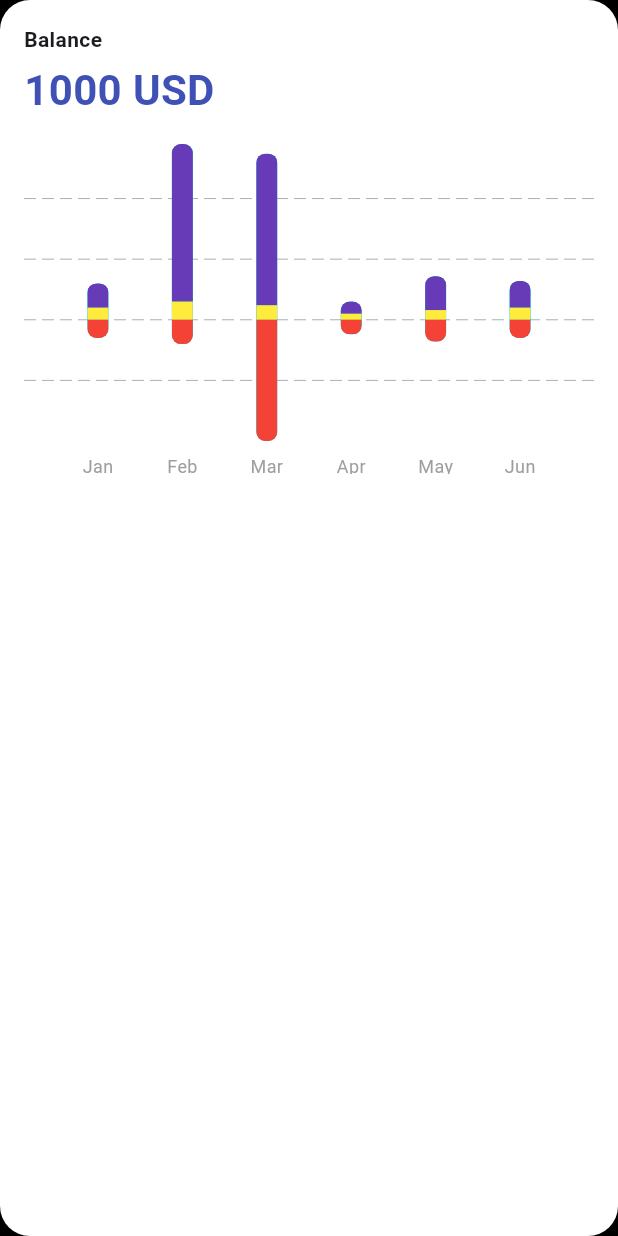
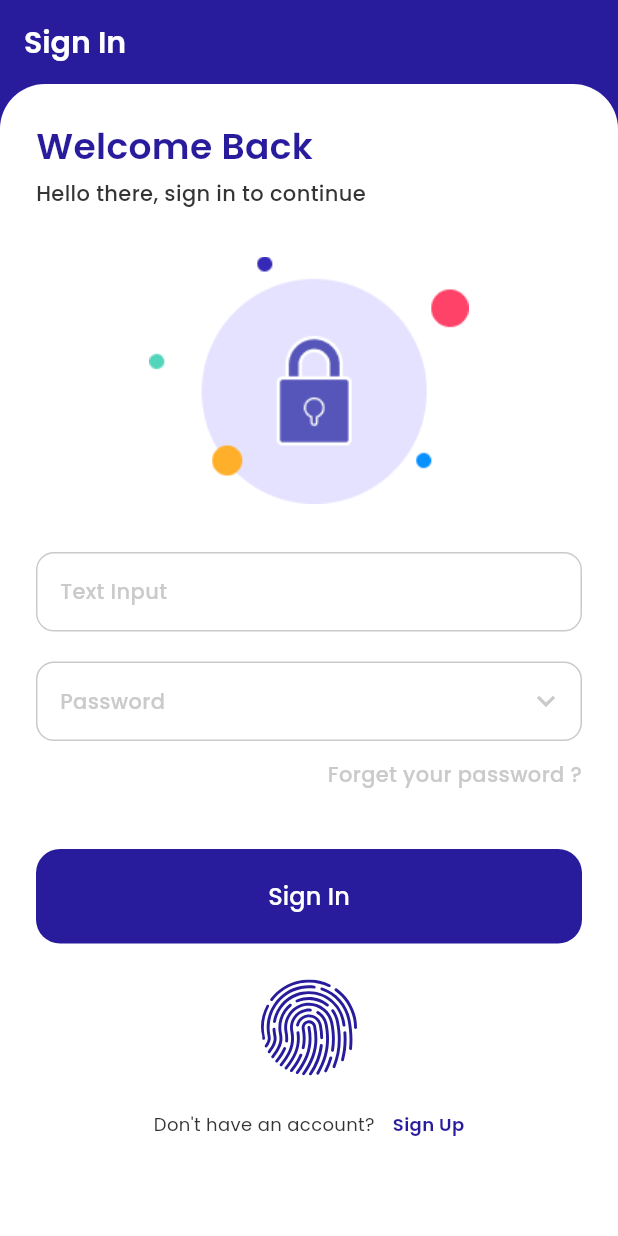
Before and after one commit to KevinAWijaya/ibank_emoney, a Flutter app: the screen it shows after launch, on a phone screen of 412 x 824 dp. Run offline on Flutter 3.47's test engine with Material 3 defaults, Android fonts, the phone set to English and light mode, and no system bars; drawn by our look-alikes of fl_chart; our stand-ins replace flutter_svg, google_fonts.

Commit message:
sign in page

```diff
--- a/lib/core/constants/constants.dart
+++ b/lib/core/constants/constants.dart
@@ -2,7 +2,7 @@ import 'package:google_fonts/google_fonts.dart';
 
 class Constans {}
 
-const String imagePath = "assets/images/";
-const String iconPath = "assets/icons/";
+const String imagePath = "assets/images";
+const String iconPath = "assets/icons";
 
 String? poppinsFontFamily = GoogleFonts.poppins().fontFamily;
--- a/lib/core/constants/size.dart
+++ b/lib/core/constants/size.dart
@@ -14,10 +14,10 @@ const double radiusSuperLarge = 25.0;
 const double radiusMax = 30.0;
 
 const double marginSuperSmall = 5.0;
-const double marginSmall = 10.0;
-const double marginMedium = 14.0;
-const double marginLarge = 18.0;
-const double marginExtraLarge = 24.0;
+const double marginSmall = 12.0;
+const double marginMedium = 20.0;
+const double marginLarge = 24.0;
+const double marginExtraLarge = 32.0;
 const double marginViewTop = 30.0;
 
 const double iconSmall = 20;
--- a/lib/core/theme/color.dart
+++ b/lib/core/theme/color.dart
@@ -9,14 +9,14 @@ class VColor {
   static const Color onPrimary = Color(0xFFffffff);
 
   // background element (card, container)
-  static const Color surface = Color(0xFFf7fbf1);
+  static const Color surface = Color(0xFFFFFFFF);
   static const Color onSurface = Color(0xFF181d17);
 
-  static const Color surfaceContainerLowest = Color(0xFFE0E0E0);
-  static const Color surfaceContainerLow = Color(0xFFCACACA);
-  static const Color surfaceContainer = Color(0xFF989898);
-  static const Color surfaceContainerHigh = Color(0xFF898989);
-  static const Color surfaceContainerHighest = Color(0xFF343434);
+  static const Color neutral5 = Color(0xFFE0E0E0);
+  static const Color neutral4 = Color(0xFFCACACA);
+  static const Color neutral3 = Color(0xFF989898);
+  static const Color neutral2 = Color(0xFF898989);
+  static const Color neutral1 = Color(0xFF343434);
 
   // semantic
   static const Color semantic1 = Color(0xFFFF4267);
--- /dev/null
+++ b/lib/core/theme/theme.dart
@@ -0,0 +1,9 @@
+import 'package:flutter/material.dart';
+
+import 'color.dart';
+
+ThemeData defaultTheme(BuildContext context) {
+  return ThemeData(
+    textTheme: Theme.of(context).textTheme.apply(bodyColor: VColor.neutral1, displayColor: VColor.neutral1),
+  );
+}
--- a/lib/main.dart
+++ b/lib/main.dart
@@ -1,5 +1,6 @@
 import 'package:flutter/material.dart';
-import 'package:ibank_emoney/ui/chart.dart';
+import 'package:ibank_emoney/core/theme/theme.dart';
+import 'package:ibank_emoney/ui/auth/login.dart';
 
 void main() {
   runApp(const MainApp());
@@ -11,22 +12,8 @@ class MainApp extends StatelessWidget {
   @override
   Widget build(BuildContext context) {
     return MaterialApp(
-      home: Scaffold(
-        backgroundColor: Colors.black,
-        body: Center(
-          child: BalanceChart(
-            balance: 1000,
-            data: [
-              BalanceData(month: "Jan", positivePurple: 20, positivePink: 10, negativeRed: -15),
-              BalanceData(month: "Feb", positivePurple: 130, positivePink: 15, negativeRed: -20),
-              BalanceData(month: "Mar", positivePurple: 125, positivePink: 12, negativeRed: -100),
-              BalanceData(month: "Apr", positivePurple: 10, positivePink: 5, negativeRed: -12),
-              BalanceData(month: "May", positivePurple: 28, positivePink: 8, negativeRed: -18),
-              BalanceData(month: "Jun", positivePurple: 22, positivePink: 10, negativeRed: -15),
-            ],
-          ),
-        ),
-      ),
+      theme: defaultTheme(context),
+      home: Scaffold(backgroundColor: Colors.black, body: LoginPage()),
     );
   }
 }
--- /dev/null
+++ b/lib/ui/auth/login.dart
@@ -0,0 +1,102 @@
+import 'package:flutter/material.dart';
+import 'package:flutter_svg/svg.dart';
+import 'package:google_fonts/google_fonts.dart';
+import 'package:ibank_emoney/core/constants/constants.dart';
+import 'package:ibank_emoney/core/constants/size.dart';
+import 'package:ibank_emoney/core/constants/space.dart';
+import 'package:ibank_emoney/core/theme/color.dart';
+import 'package:ibank_emoney/core/theme/style.dart';
+import 'package:ibank_emoney/ui/widgets/app_bar.dart';
+import 'package:ibank_emoney/ui/widgets/text_field.dart';
+
+class LoginPage extends StatelessWidget {
+  const LoginPage({super.key});
+
+  @override
+  Widget build(BuildContext context) {
+    return Scaffold(
+      body: CustomScrollView(
+        slivers: [
+          SliverToBoxAdapter(child: _body()),
+          SliverFillRemaining(
+            hasScrollBody: false,
+            child: Container(width: double.infinity, color: VColor.white),
+          ),
+        ],
+      ),
+      backgroundColor: VColor.primary1,
+      appBar: VAppBar(title: "Sign In"),
+    );
+  }
+
+  Widget _body() {
+    return Container(
+      decoration: BoxDecoration(
+        color: VColor.surface,
+        borderRadius: BorderRadius.vertical(top: Radius.circular(radiusMax)),
+      ),
+      padding: EdgeInsets.all(marginLarge),
+      child: Column(
+        crossAxisAlignment: CrossAxisAlignment.start,
+        children: [
+          Text(
+            "Welcome Back",
+            style: textTitle1.copyWith(color: VColor.primary1),
+            textAlign: TextAlign.start,
+          ),
+          spaceVerticalSuperSmall,
+          Text("Hello there, sign in to continue", style: caption2.copyWith(color: VColor.neutral1)),
+          spaceVerticalSuperLarge,
+          Align(
+            alignment: Alignment.center,
+            child: Image.asset('$imagePath/Circle Lock.png', height: 165, fit: BoxFit.contain),
+          ),
+          spaceVerticalSuperLarge,
+          VTextField(hint: "Text Input"),
+          spaceVerticalMedium,
+          VTextField(hint: "Password", suffixIcon: Icons.keyboard_arrow_down),
+          spaceVerticalSmall,
+          Align(
+            alignment: AlignmentDirectional.centerEnd,
+            child: Text("Forget your password ?", style: caption2.copyWith(color: VColor.neutral4)),
+          ),
+          spaceVerticalCustom(40),
+          SizedBox(
+            width: double.infinity,
+            child: FilledButton(
+              onPressed: () {},
+              style: FilledButton.styleFrom(
+                shape: RoundedRectangleBorder(borderRadius: BorderRadius.all(Radius.circular(radiusLarge))),
+                padding: EdgeInsets.all(marginMedium),
+                backgroundColor: VColor.primary1,
+              ),
+              child: Text("Sign In", style: textBody1.copyWith(color: VColor.white)),
+            ),
+          ),
+          spaceVerticalLarge,
+          Align(
+            alignment: Alignment.center,
+            child: SvgPicture.asset(
+              '$iconPath/finger.svg',
+              width: 64,
+              height: 64,
+              colorFilter: const ColorFilter.mode(VColor.primary1, BlendMode.srcIn),
+            ),
+          ),
+          spaceVerticalLarge,
+          Row(
+            mainAxisAlignment: MainAxisAlignment.center,
+            children: [
+              Text("Don't have an account?", style: GoogleFonts.poppins(fontSize: 12)),
+              spaceHorizontalSmall,
+              GestureDetector(
+                onTap: () {},
+                child: Text("Sign Up", style: caption1.copyWith(color: VColor.primary1)),
+              ),
+            ],
+          ),
+        ],
+      ),
+    );
+  }
+}
--- /dev/null
+++ b/lib/ui/widgets/app_bar.dart
@@ -0,0 +1,21 @@
+import 'package:flutter/material.dart';
+import 'package:ibank_emoney/core/theme/color.dart';
+import 'package:ibank_emoney/core/theme/style.dart';
+
+class VAppBar extends StatelessWidget implements PreferredSizeWidget {
+  const VAppBar({super.key, required this.title, this.textColor = VColor.onPrimary});
+
+  final String title;
+  final Color textColor;
+
+  @override
+  Widget build(BuildContext context) {
+    return AppBar(
+      backgroundColor: VColor.primary1,
+      title: Text(title, style: textTitle2.copyWith(color: textColor)),
+    );
+  }
+
+  @override
+  Size get preferredSize => const Size.fromHeight(kToolbarHeight);
+}
--- /dev/null
+++ b/lib/ui/widgets/text_field.dart
@@ -0,0 +1,55 @@
+import 'package:flutter/material.dart';
+import 'package:ibank_emoney/core/constants/size.dart';
+import 'package:ibank_emoney/core/theme/color.dart';
+import 'package:ibank_emoney/core/theme/style.dart';
+
+class VTextField extends StatefulWidget {
+  const VTextField({super.key, required this.hint, this.suffixIcon});
+  final String hint;
+  final IconData? suffixIcon;
+
+  @override
+  State<VTextField> createState() => _VTextFieldState();
+}
+
+class _VTextFieldState extends State<VTextField> {
+  final TextEditingController _controller = TextEditingController();
+
+  @override
+  void initState() {
+    super.initState();
+    _controller.addListener(() {
+      setState(() {});
+    });
+  }
+
+  @override
+  void dispose() {
+    _controller.dispose();
+    super.dispose();
+  }
+
+  @override
+  Widget build(BuildContext context) {
+    final isFilled = _controller.text.isNotEmpty;
+
+    return TextField(
+      controller: _controller,
+      style: textBody3.copyWith(color: VColor.neutral1),
+      decoration: InputDecoration(
+        hint: Text(widget.hint, style: textBody3.copyWith(color: VColor.neutral4)),
+        border: OutlineInputBorder(
+          borderRadius: BorderRadius.circular(radiusMedium),
+          borderSide: BorderSide(color: VColor.neutral4, width: 1.0),
+        ),
+        enabledBorder: OutlineInputBorder(
+          borderRadius: BorderRadius.circular(radiusMedium),
+          borderSide: BorderSide(color: VColor.neutral4, width: 1.0),
+        ),
+        suffixIcon: widget.suffixIcon == null
+            ? SizedBox.shrink()
+            : Icon(widget.suffixIcon, color: isFilled ? VColor.neutral1 : VColor.neutral4),
+      ),
+    );
+  }
+}
--- a/pubspec.yaml
+++ b/pubspec.yaml
@@ -11,6 +11,7 @@ dependencies:
     sdk: flutter
   fl_chart: ^1.1.1
   google_fonts: ^6.3.2
+  flutter_svg: ^2.2.1
 
 dev_dependencies:
   flutter_test:
```
Also changed, not shown: lib/core/constants/space.dart (+16 -0 lines), assets/images/Circle Lock.png (added), assets/images/Circle Phone.png (added), pubspec.lock.
